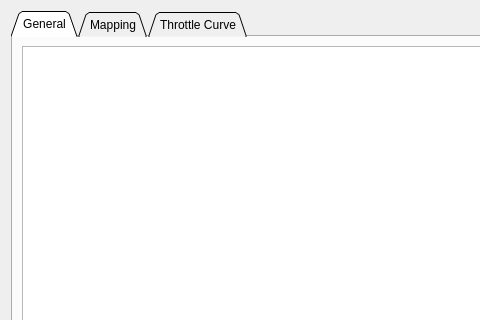
Old version of the form pages/pageappppm.ui in the repository njupt-robomasters/vesc_tool-zh; both pictures show x 0 to 480 and y 0 to 320 of the 698 by 448 pixel window.
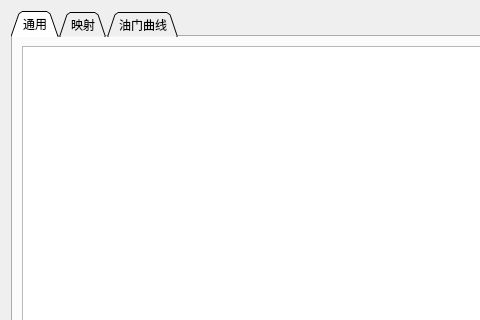
New version of the form. Custom widgets are drawn as their Qt base class.

```diff
--- a/pages/pageappppm.ui
+++ b/pages/pageappppm.ui
@@ -24,7 +24,7 @@
      </property>
      <widget class="QWidget" name="tab">
       <attribute name="title">
-       <string>General</string>
+       <string>通用</string>
       </attribute>
       <layout class="QVBoxLayout" name="verticalLayout_2">
        <item>
@@ -34,7 +34,7 @@
      </widget>
      <widget class="QWidget" name="tab_2">
       <attribute name="title">
-       <string>Mapping</string>
+       <string>映射</string>
       </attribute>
       <layout class="QVBoxLayout" name="verticalLayout_3">
        <item>
@@ -47,7 +47,7 @@
      </widget>
      <widget class="QWidget" name="tab_3">
       <attribute name="title">
-       <string>Throttle Curve</string>
+       <string>油门曲线</string>
       </attribute>
       <layout class="QVBoxLayout" name="verticalLayout_4">
        <item>
```
